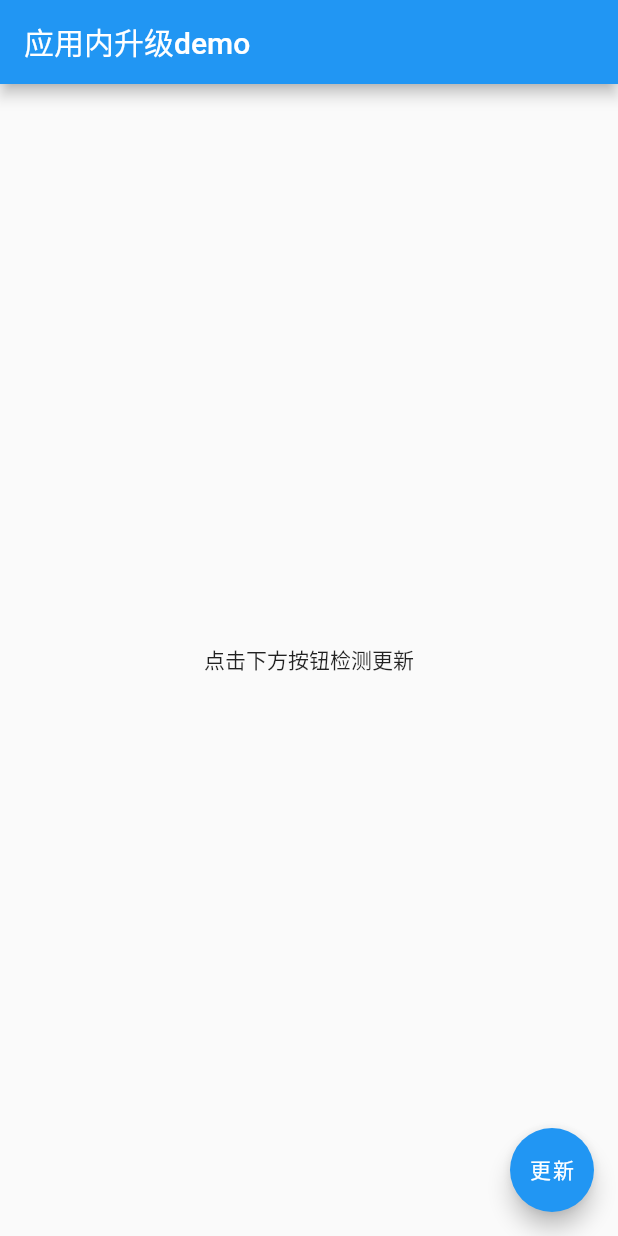
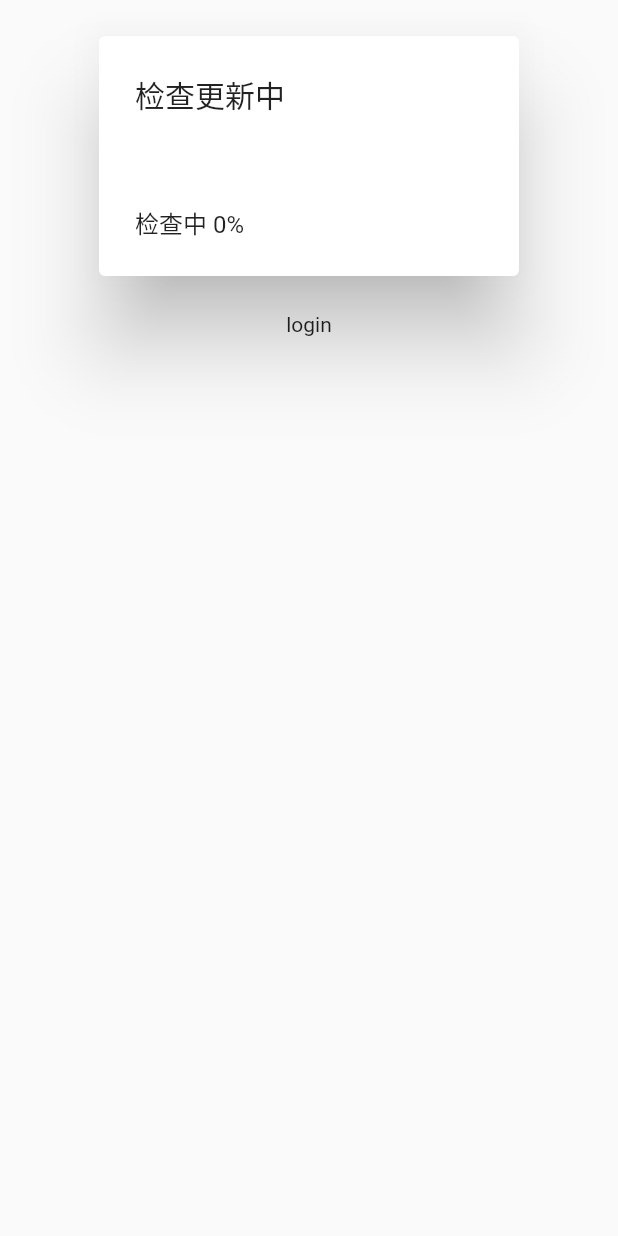
Before and after one commit to QiaoYangKe/mes-mobile-client, a Flutter app: the screen it shows after launch, on a phone screen of 412 x 824 dp. Run offline on Flutter 3.47's test engine with Material 2 defaults, Android fonts, the phone set to English and light mode, and no system bars; our stand-ins replace dio, event_bus, fluttertoast, package_info, permission_handler, shared_preferences; missing offline and left inert: flutter_downloader, install_plugin; network calls fail.

Commit message:
app 升级检测自动检测，不更新时跳转登陆

```diff
--- a/lib/main.dart
+++ b/lib/main.dart
@@ -3,11 +3,14 @@ import 'dart:async';
 import 'package:mes_mobile_client/download_progress_dialog.dart';
 import 'package:mes_mobile_client/pages/login/login.dart';
 import 'package:flutter/material.dart';
-import 'dart:math';
+import 'package:flutter/services.dart';
 import 'dart:collection';
 import 'package:package_info/package_info.dart';
 import 'package:permission_handler/permission_handler.dart';
 import 'package:fluttertoast/fluttertoast.dart';
+
+import 'dart:io'; //网络请求
+import 'dart:convert'; //数据解析
 
 void main() => runApp(MyApp());
 
@@ -34,73 +37,137 @@ class MyHomePage extends StatefulWidget {
 }
 
 class _MyHomePageState extends State<MyHomePage> {
+  var serviceVersion = '';
+  int progress = 0;
+  Map map = new HashMap();
+  var show = true;
+  var isCheck = false;
+
+  @override
+  void initState() {
+    // TODO: implement initState
+    super.initState();
+    loadData_sys_get();
+    map['data'] = '1.新增app应用内升级\n2.修复若干个bug';
+    map['ver'] = serviceVersion;
+    map['url'] = 'http://10.1.10.49:8080/update.apk';
+//    check();
+  }
+
+  Widget buildGrid() {
+    Widget content;
+    if (isCheck) {
+      content = new AlertDialog(
+        title: Text('发现新版本'),
+        content: SingleChildScrollView(
+          child: ListBody(
+            children: <Widget>[
+              Text(serviceVersion),
+              Text(''),
+              Text('更新内容'),
+              Text(map['data']),
+            ],
+          ),
+        ),
+        actions: <Widget>[
+          FlatButton(
+            child: Text('取消'),
+            onPressed: () {
+              SystemNavigator.pop();
+            },
+          ),
+          FlatButton(
+              child: Text('确认'),
+              onPressed: () => doUpdate(serviceVersion, map['url'])),
+        ],
+      );
+    } else {
+      content = new Text("login");
+    }
+    return content;
+  }
 
   @override
   Widget build(BuildContext context) {
     return Scaffold(
-      appBar: AppBar(
-        title: Text(widget.title),
+        body: new Column(
+      children:<Widget>[
+        new Offstage(
+        offstage: false, //这里控制
+        child:Visibility(
+          visible:show,
+          child: AlertDialog(
+              title: Text('检查更新中'),
+              content: SingleChildScrollView(
+                child: ListBody(
+                  children: <Widget>[
+                    Text(serviceVersion),
+                    Text(''),
+                    Text('检查中 $progress%'),
+                  ]),)),
+        ),
       ),
-      body: Center(
-        child: Text('点击下方按钮检测更新'),
-      ),
-      floatingActionButton: new Builder(builder: (BuildContext context) {
-        return FloatingActionButton(//更新按钮
-          onPressed: () {
-            //检查是否有新版本
-            var update = checkUpdate();
-
-            update.then((value){
-              if(value == null){
-                //显示已是最新
-                final mySnackBar = SnackBar(
-                  content: new Text('已是最新版本'),
-                  backgroundColor: Colors.blue,
-                  duration: Duration(milliseconds: 500),
-                );
-                Scaffold.of(context).showSnackBar(mySnackBar);
-                Navigator.push(
-                    context,
-                    MaterialPageRoute(
-                        builder: (context) =>
-                        new Login()));
-              }else{
-                //显示更新内容
-                showUpdate(value['ver'], value['data'], value['url']);
-              }
-            });
-          },
-          tooltip: '点击检测更新',
-          child: Text(
-            '更新',
-          ),
-        );
-      }),
-    );
+        new Container(child: buildGrid())
+      ]
+    ));
   }
 
-//  ///检查是否有更新
+  //获取服务器上的版本
+  Future<Map> loadData_sys_get() async {
+    print('------loadData_sys_get--------');
+    var httpClient = new HttpClient();
+// uri方法1
+    Uri uri = Uri(
+        scheme: 'http', host: '10.1.10.49', port: 8080, path: '/version.json');
+    var request = await httpClient.getUrl(uri);
+    var headers = Map<String, String>();
+    headers['loginSource'] = 'IOS';
+    headers['useVersion'] = '3.1.0';
+    headers['isEncoded'] = '1';
+    headers['bundleId'] = 'com.nongfadai.iospro';
+    request.headers.add("loginSource", "IOS");
+    request.headers.add("useVersion", "3.1.0");
+    request.headers.add("isEncoded", "1");
+    request.headers.add("bundleId", "com.nongfadai.iospro");
+    var response = await request.close();
+    var responseBody = await response.transform(Utf8Decoder()).join();
+    if (response.statusCode == HttpStatus.ok) {
+      Map data = jsonDecode(responseBody);
+      print(data);
+      this.setState(() {
+        serviceVersion = data['version'];
+      });
+      checkUpdate();
+    } else {
+      return null;
+    }
+  }
 
-  Future<Map> checkUpdate() async{
-
+  Future checkUpdate() async {
+    setState(() => this.progress = 1);
     //获取当前版本
     PackageInfo packageInfo = await PackageInfo.fromPlatform();
     String version = packageInfo.version;
-
+    setState(() => this.progress = 10);
     //获取服务器上最新版本
-    Map map = new HashMap();
-    map['data'] = '1.新增app应用内升级\n2.修复若干个bug';
-    map['ver'] = '1.0.3';
-    map['url'] = 'http://10.1.10.49:8080/app.apk';
-
+    setState(() => this.progress = 20);
     //判断如果服务器上版本比当前版本新,则返回最新版本信息
-    if(version.compareTo(map['ver']) != 0){
-      print('当前版本: ' + version + ',最新版本: ' + map['ver']);
-      return map;
-    }else {
+    if (version != serviceVersion) {
+      setState(() => this.progress = 100);
+      Fluttertoast.showToast(msg: "最新版本:" + serviceVersion);
+      this.setState(() {
+        show = false;
+        isCheck = true;
+      });
+    } else {
+      setState(() => this.progress = 100);
       Fluttertoast.showToast(msg: "此时就是当前最新版本");
+      Navigator.push(
+          context,
+          MaterialPageRoute(
+              builder: (context) =>
+              new Login()));
     }
-    return null;
   }
 
   ///显示更新内容
@@ -127,23 +194,21 @@ class _MyHomePageState extends State<MyHomePage> {
             FlatButton(
               child: Text('取消'),
               onPressed: () {
-                Navigator.of(context).pop();
+                SystemNavigator.pop();
               },
             ),
             FlatButton(
               child: Text('确认'),
-              onPressed: ()=>doUpdate(version,url)
-              ,
+              onPressed: () => doUpdate(version, url),
             ),
           ],
         );
       },
     );
   }
-
   ///执行更新操作
   ///[version] 最新版本号
-  doUpdate(String version,String url) async {
+  doUpdate(String version, String url) async {
     //关闭更新内容提示框
     Navigator.of(context).pop();
 //    //获取权限
@@ -151,20 +216,23 @@ class _MyHomePageState extends State<MyHomePage> {
 //    if(per != null && !per){
 //      return null;
 //    }
-
     //开始更新
     return showDialog(
       context: context,
       barrierDismissible: false, // user must tap button!
-      child: DownloadProgressDialog(version,url),
+      child: DownloadProgressDialog(version, url),
     );
   }
+
 //检查是否有权限
   Future<bool> checkPermission() async {
     if (Theme.of(context).platform == TargetPlatform.android) {
-      PermissionStatus permission = await PermissionHandler().checkPermissionStatus(PermissionGroup.storage);
+      PermissionStatus permission = await PermissionHandler()
+          .checkPermissionStatus(PermissionGroup.storage);
       if (permission != PermissionStatus.granted) {
-        Map<PermissionGroup, PermissionStatus> permissions = await PermissionHandler().requestPermissions([PermissionGroup.storage]);
+        Map<PermissionGroup, PermissionStatus> permissions =
+        await PermissionHandler()
+            .requestPermissions([PermissionGroup.storage]);
         if (permissions[PermissionGroup.storage] == PermissionStatus.granted) {
           Fluttertoast.showToast(msg: "获取权限成功");
           return true;
@@ -178,27 +246,4 @@ class _MyHomePageState extends State<MyHomePage> {
     Fluttertoast.showToast(msg: "获取权限失败");
     return false;
   }
-
-
-//  checkPermission() async {
-//    //请求许可
-//    Map< PermissionGroup, PermissionStatus > permissions =  await  PermissionHandler().requestPermissions([PermissionGroup .storage]);
-//    //检查权限
-//    PermissionStatus status = await PermissionHandler().checkPermissionStatus(PermissionGroup.storage);
-//    //检查服务器状态
-//    ServiceStatus serviceStatus =  await PermissionHandler().checkServiceStatus(PermissionGroup .storage);
-//    Fluttertoast.showToast(msg: serviceStatus.toString());
-//    //打开应用设置
-////    bool isOpened =  await  PermissionHandler().openAppSettings();
-//
-//    //判断如果还没拥有读写权限就申请获取权限
-//    if(status != PermissionStatus.granted){
-//      var map = await PermissionHandler().requestPermissions([PermissionGroup.storage]);
-//      if(map[PermissionGroup.storage] != PermissionStatus.granted){
-//        Fluttertoast.showToast(msg: "获取权限失败");
-//        return false;
-//      }
-//    }
-//  }
-
 }
--- a/pubspec.yaml
+++ b/pubspec.yaml
@@ -11,7 +11,7 @@ description: A new Flutter project.
 # In iOS, build-name is used as CFBundleShortVersionString while build-number used as CFBundleVersion.
 # Read more about iOS versioning at
 # https://developer.apple.com/library/archive/documentation/General/Reference/InfoPlistKeyReference/Articles/CoreFoundationKeys.html
-version: 1.0.3
+version: 1.0.5
 
 environment:
   sdk: ">=2.1.0 <3.0.0"
```
Also changed, not shown: 3 other files.
